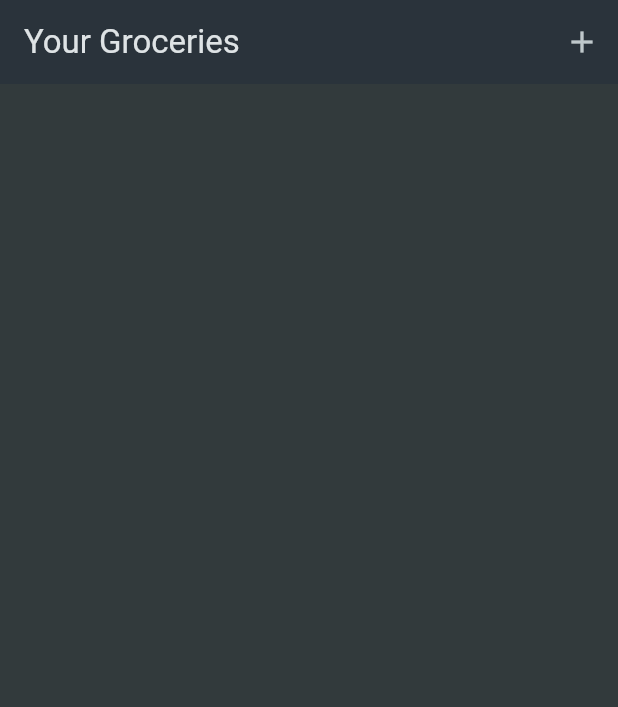
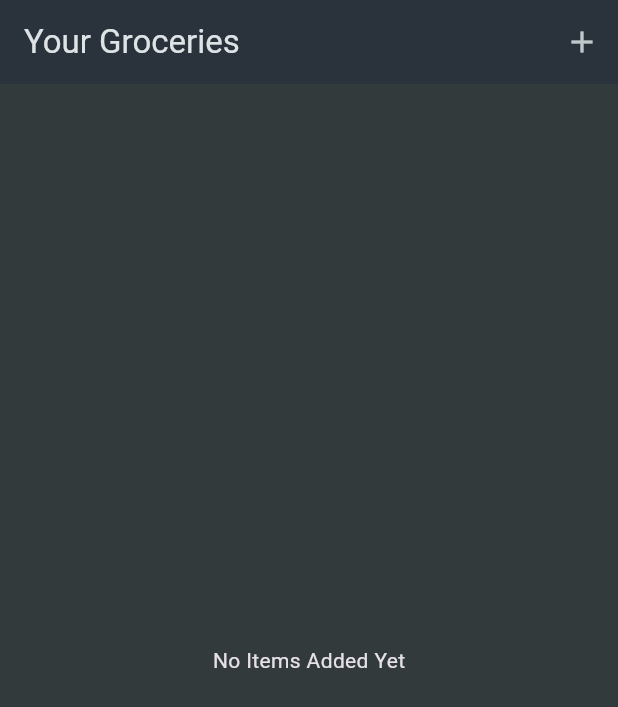
Before and after one commit to Rishi-Mishra0704/shopping_list, a Flutter app: the screen it shows after launch, on a phone screen of 412 x 824 dp. Shown: the top 707 px of the screen. Run offline on Flutter 3.47's test engine with Material 3 defaults, Android fonts, the phone set to English and light mode, and no system bars.

Commit message:
add fallback text

```diff
--- a/lib/widgets/grocery_list.dart
+++ b/lib/widgets/grocery_list.dart
@@ -32,12 +32,11 @@ class _GroceryListState extends State<GroceryList> {
 
   @override
   Widget build(BuildContext context) {
-    return Scaffold(
-      appBar: AppBar(
-        title: const Text('Your Groceries'),
-        actions: [IconButton(onPressed: _addItem, icon: const Icon(Icons.add))],
-      ),
-      body: ListView.builder(
+    Widget content = const Center(
+      child: Text('No Items Added Yet'),
+    );
+    if (_groceryItems.isNotEmpty) {
+      content = ListView.builder(
         itemCount: _groceryItems.length,
         itemBuilder: (ctx, index) => ListTile(
           title: Text(_groceryItems[index].name),
@@ -50,7 +49,14 @@ class _GroceryListState extends State<GroceryList> {
             _groceryItems[index].quantity.toString(),
           ),
         ),
+      );
+    }
+    return Scaffold(
+      appBar: AppBar(
+        title: const Text('Your Groceries'),
+        actions: [IconButton(onPressed: _addItem, icon: const Icon(Icons.add))],
       ),
+      body: content,
     );
   }
 }
```
